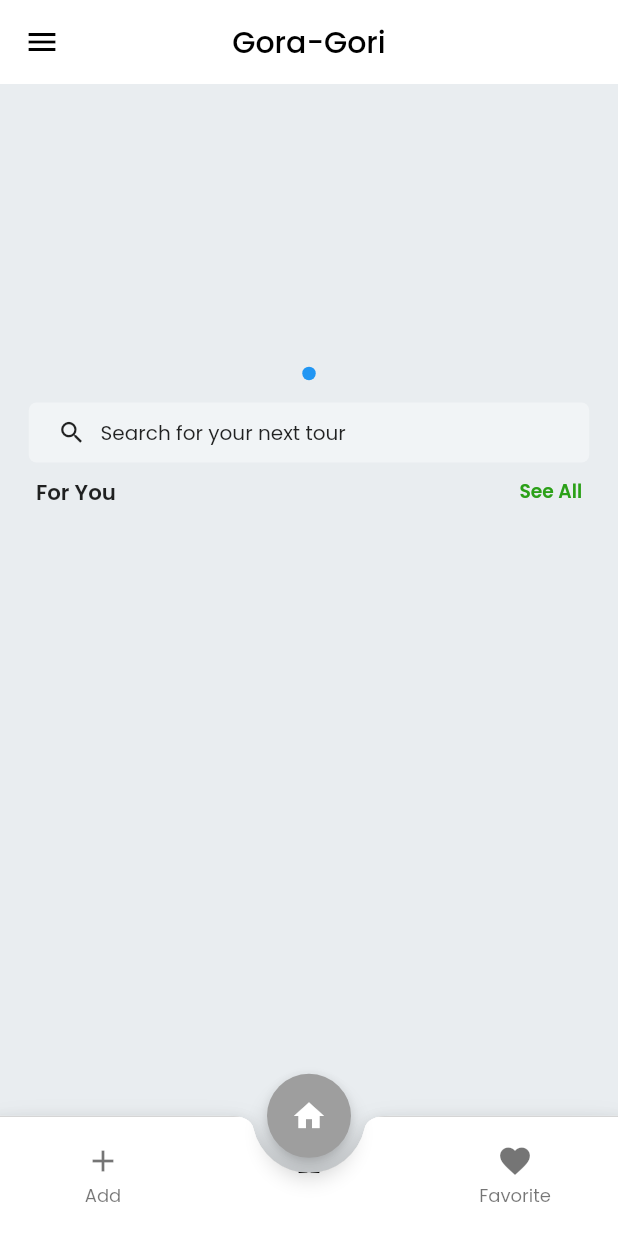
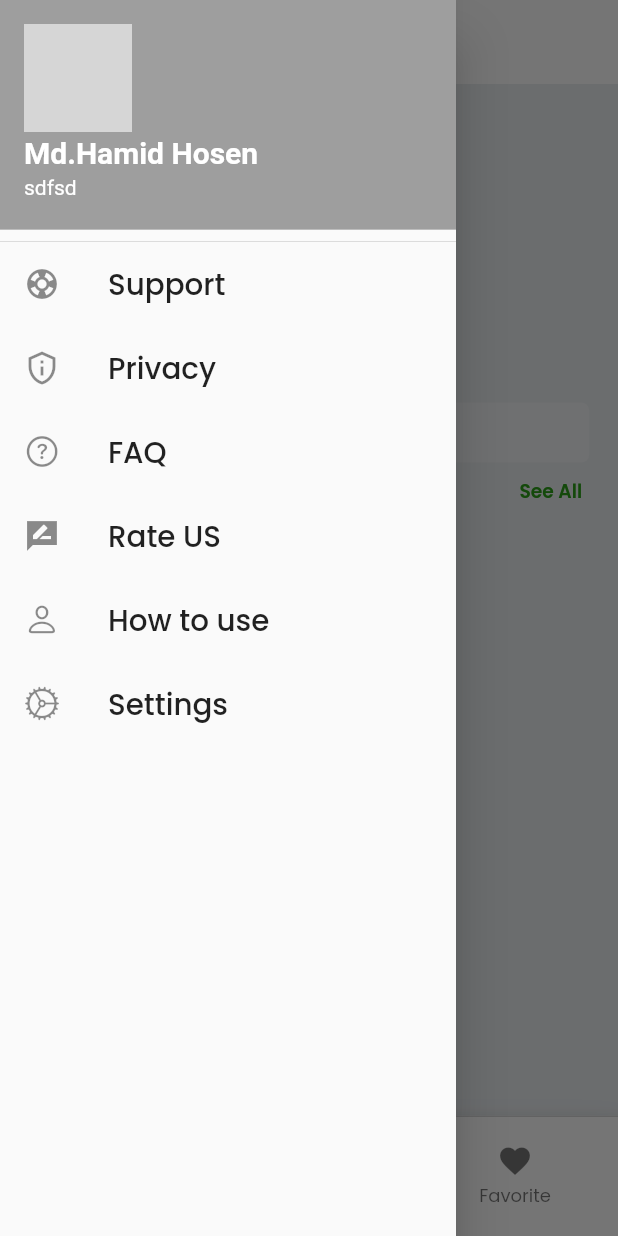
Before and after one commit to hamidhosen42/F-TOUR-APPLICATION, a Flutter app: the MainHomeScreen screen opened by its route, with the side drawer open (before the commit the screen has no drawer), on a phone screen of 412 x 824 dp. Run offline on Flutter 3.47's test engine with Material 2 defaults, Android fonts, the light colour scheme and no system bars; drawn by our look-alikes of carousel_slider, dots_indicator; our stand-ins replace better_player, cloud_firestore, firebase_auth, firebase_core, firebase_storage, flutter_screenutil and 8 more; missing offline and left inert: cloud_firestore_web, firebase_auth_web, firebase_core_web, firebase_storage_web, image_picker_for_web, launch_review and 3 more; accounts and stored records are empty; grey boxes are pictures that could not be loaded.

Commit message:
add-drawer

```diff
--- a/lib/screen/bottom_nav_controller/nav_controller.dart
+++ b/lib/screen/bottom_nav_controller/nav_controller.dart
@@ -1,5 +1,6 @@
 // ignore_for_file: prefer_const_constructors, use_key_in_widget_constructors, must_be_immutable, prefer_final_fields, prefer_const_literals_to_create_immutables, unrelated_type_equality_checks, sized_box_for_whitespace
 
+import 'package:flutter/cupertino.dart';
 import 'package:flutter/material.dart';
 import 'package:flutter_screenutil/flutter_screenutil.dart';
 import 'package:get/state_manager.dart';
@@ -28,43 +29,9 @@ class _BottomNavControllerState extends State<BottomNavController> {
   @override
   Widget build(BuildContext context) {
     return Obx(
-      () => AnimatedPositioned(
-        duration: Duration(milliseconds: 400),
-        top: _drawer.value == false ? 0 : 100.h,
-        bottom: _drawer.value == false ? 0 : 100.h,
-        left: _drawer.value == false ? 0 : 200.w,
-        right: _drawer.value == false ? 0 : -100.w,
-        child: Container(
+      () => Container(
         decoration: BoxDecoration(),
         child: Scaffold(
-            appBar: AppBar(
-              backgroundColor: Colors.white,
-              elevation: 0,
-              centerTitle: true,
-              leading: _drawer.value == false
-                  ? IconButton(
-                      onPressed: () {
-                        _drawer.value = true;
-                      },
-                      icon: Icon(
-                        Icons.menu,
-                        color: Colors.black,
-                      ),
-                    )
-                  : IconButton(
-                      onPressed: () {
-                        _drawer.value = false;
-                      },
-                      icon: Icon(
-                        Icons.close,
-                        color: Colors.black,
-                      ),
-                    ),
-              title: Text(
-                AppString.AppName,
-                style: TextStyle(color: Colors.black),
-              ),
-            ),
           bottomNavigationBar: BottomAppBar(
             shape: CircularNotchedRectangle(),
             notchMargin: 5.0,
@@ -114,7 +81,6 @@ class _BottomNavControllerState extends State<BottomNavController> {
           ),
         ),
       ),
-      ),
     );
   }
 }
--- a/lib/screen/main_home_screen.dart
+++ b/lib/screen/main_home_screen.dart
@@ -1,16 +1,19 @@
-// ignore_for_file: use_key_in_widget_constructors, prefer_const_constructors
+// ignore_for_file: use_key_in_widget_constructors, prefer_const_constructors, prefer_const_literals_to_create_immutables, await_only_futures
 
+import 'package:flutter/cupertino.dart';
 import 'package:flutter/material.dart';
 import 'package:flutter/services.dart';
 import 'package:flutter_screenutil/flutter_screenutil.dart';
 import 'package:get/get.dart';
+import 'package:launch_review/launch_review.dart';
 
+import '../const/app_string.dart';
+import '../route/route.dart';
+import '../widgets/drawer_item.dart';
 import 'bottom_nav_controller/nav_controller.dart';
 import 'drawer_screen.dart';
 
 class MainHomeScreen extends StatelessWidget {
-
-
   Future _exitDialog(context) {
     return showDialog(
         context: context,
@@ -20,14 +23,14 @@ class MainHomeScreen extends StatelessWidget {
             content: Row(
               children: [
                 ElevatedButton(
-                  onPressed: ()=>Get.back(),
+                  onPressed: () => Get.back(),
                   child: Text("No"),
                 ),
                 SizedBox(
                   width: 20.w,
                 ),
                 ElevatedButton(
-                  onPressed: ()=>SystemNavigator.pop(),
+                  onPressed: () => SystemNavigator.pop(),
                   child: Text("Yes"),
                 ),
               ],
@@ -39,17 +42,96 @@ class MainHomeScreen extends StatelessWidget {
   @override
   Widget build(BuildContext context) {
     return WillPopScope(
-      onWillPop: (){
+      onWillPop: () {
         _exitDialog(context);
         return Future.value(false);
-      } ,
+      },
       child: Scaffold(
+        appBar: AppBar(
+          title: Text(
+            AppString.AppName,
+            style: TextStyle(color: Colors.black),
+          ),
+          backgroundColor: Colors.white,
+          elevation: 0,
+          centerTitle: true,
+          iconTheme: IconThemeData(color: Colors.black, size: 40.sp),
+        ),
         body: Stack(
-          // ignore: prefer_const_literals_to_create_immutables
           children: [
-            DrawerScreen(),
+            // DrawerScreen(),
             BottomNavController(),
           ],
+        ),
+        drawer: Drawer(
+          child: ListView(
+            children: [
+              DrawerHeader(
+                margin: EdgeInsets.zero,
+                padding: EdgeInsets.zero,
+                child: UserAccountsDrawerHeader(
+                  decoration: BoxDecoration(
+                    color: Colors.grey,
+                  ),
+                  accountName: Text("Md.Hamid Hosen",
+                      style: TextStyle(
+                        fontSize: 20,
+                        // fontFamily: "Cursive",
+                        fontWeight: FontWeight.bold,
+                      )),
+                  accountEmail: Text("sdfsd"),
+                  currentAccountPicture: CircleAvatar(
+                    backgroundImage: AssetImage("assets/image/img-1.jpg"),
+                  ),
+                ),
+              ),
+              ListTile(
+                leading: Icon(Icons.support_outlined),
+                title: drawerItem(
+                  "Support",
+                  () => Get.toNamed(supportScreen),
+                ),
+              ),
+              ListTile(
+                leading: Icon(Icons.privacy_tip_outlined),
+                title: drawerItem(
+                  "Privacy",
+                  () => Get.toNamed(privacyScreen),
+                ),
+              ),
+              ListTile(
+                leading: Icon(CupertinoIcons.question_circle),
+                title: drawerItem(
+                  "FAQ",
+                  () => Get.toNamed(faqScreen),
+                ),
+              ),
+              ListTile(
+                leading: Icon(Icons.rate_review_sharp),
+                title: drawerItem(
+                  "Rate US",
+                  () => LaunchReview.launch(
+                    androidAppId: "com.example.shelter",
+                    iOSAppId: "585027354",
+                  ),
+                ),
+              ),
+              ListTile(
+                leading: Icon(CupertinoIcons.person),
+                title: drawerItem(
+                  "How to use",
+                  () => Get.toNamed(howToUseScreen),
+                ),
+              ),
+              ListTile(
+                leading: Icon(CupertinoIcons.settings),
+                title: drawerItem(
+                  "Settings",
+                  () => Get.toNamed(settingsScreen),
+                ),
+              ),
+            ],
+          ),
         ),
       ),
     );
--- a/lib/widgets/drawer_item.dart
+++ b/lib/widgets/drawer_item.dart
@@ -6,7 +6,7 @@ Widget drawerItem(String itemName, onClick) {
     onTap: onClick,
     child: Text(
       itemName,
-      style: TextStyle(fontSize: 20.sp, fontWeight: FontWeight.w400),
+      style: TextStyle(fontSize: 22.sp, fontWeight: FontWeight.w500),
     ),
   );
 }
```
Lines whose indentation alone changed are shown as unchanged.
